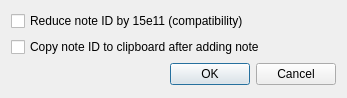
This is gui/settings.ui in hgiesel/anki_add_note_id as Qt 5 draws it before an edit. The edited form follows.
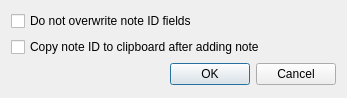
This is the edited form.

Commit message: Change "Reduce" option to "Keep note id" option

Patch:
```diff
--- a/gui/settings.ui
+++ b/gui/settings.ui
@@ -23,7 +23,7 @@
    <item row="0" column="0">
     <widget class="QCheckBox" name="reduceNoteId">
      <property name="text">
-      <string>Reduce note ID by 15e11 (compatibility)</string>
+      <string>Do not overwrite note ID fields</string>
      </property>
     </widget>
    </item>
```
Left out of the diff: 2 changed lines with no effect on the pictures. The commit also changes 8 other files.
